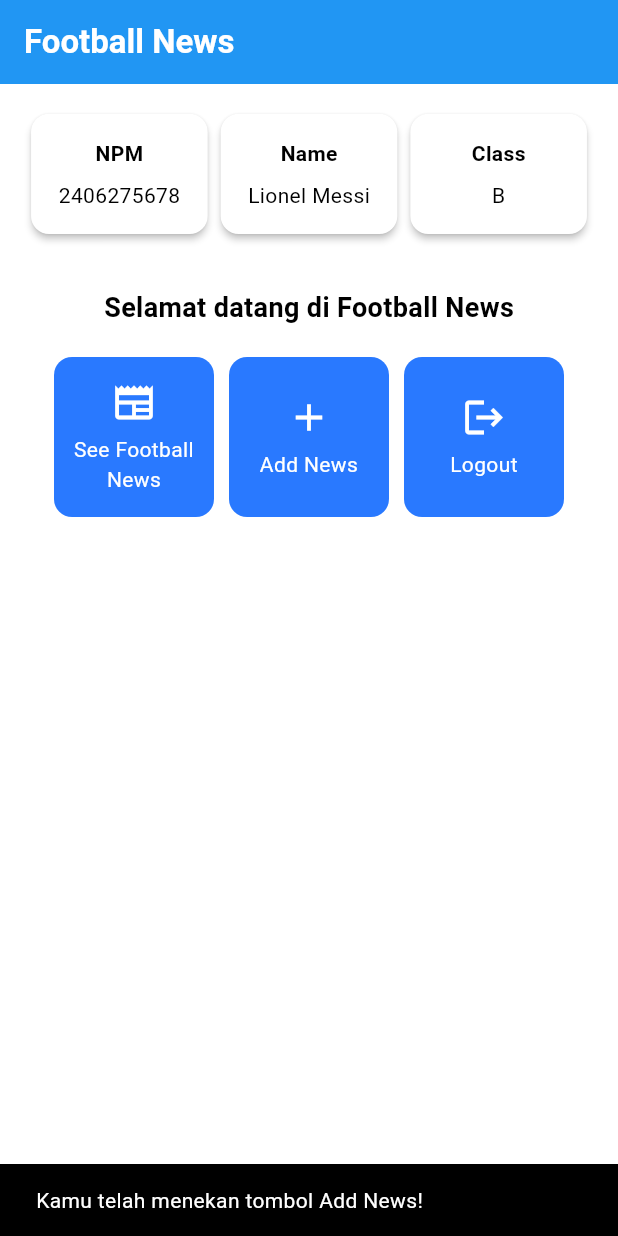
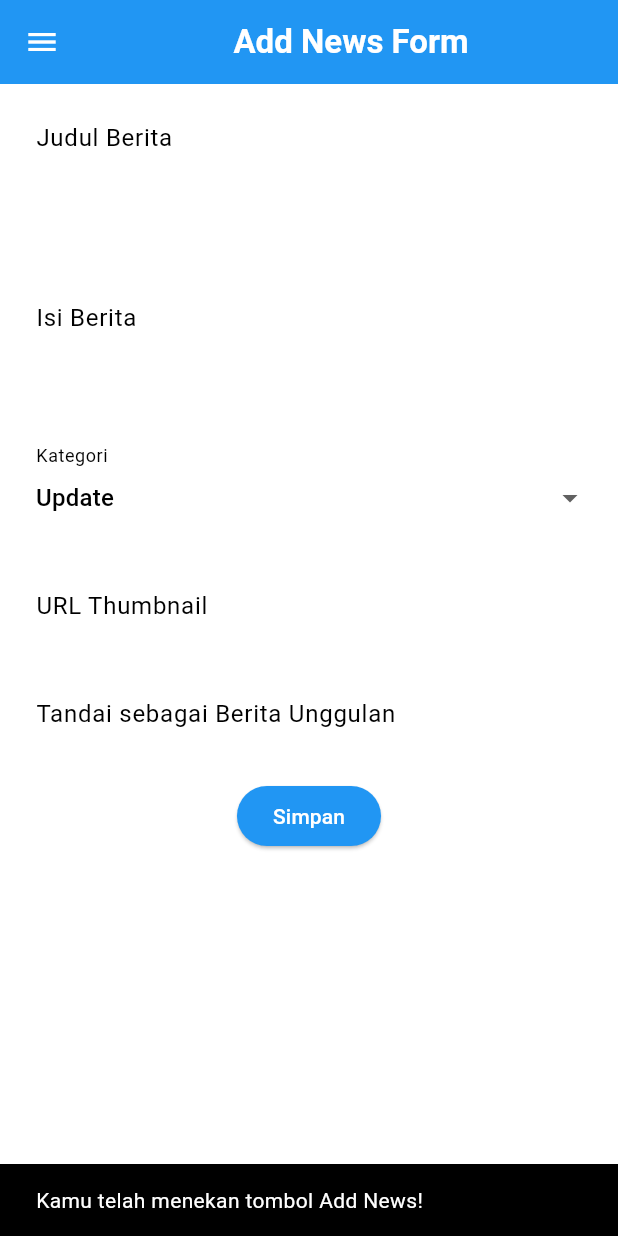
Before and after one commit to adjiesidjaa/football-news-mobile, a Flutter app: the screen it shows after launch, after a tap on "Add News", on a phone screen of 412 x 824 dp. Run offline on Flutter 3.47's test engine with Material 3 defaults, Android fonts, the phone set to English and light mode, and no system bars.

Commit message:
Tutorial 7 selesai

```diff
--- a/lib/main.dart
+++ b/lib/main.dart
@@ -1,5 +1,6 @@
 import 'package:flutter/material.dart';
-import 'package:football_news/menu.dart';
+import 'package:football_news/screens/menu.dart';
+
 
 void main() {
   runApp(const MyApp());
--- a/lib/menu.dart
+++ b/lib/screens/menu.dart
@@ -1,5 +1,6 @@
 import 'package:flutter/material.dart';
-
+import 'package:football_news/widgets/left_drawer.dart';
+import 'package:football_news/widgets/news_card.dart';
 class MyHomePage extends StatelessWidget {
   MyHomePage({super.key});
 
@@ -30,6 +31,7 @@ class MyHomePage extends StatelessWidget {
         // Warna latar belakang AppBar diambil dari skema warna tema aplikasi.
         backgroundColor: Theme.of(context).colorScheme.primary,
       ),
+      drawer : LeftDrawer(),
       // Body halaman dengan padding di sekelilingnya.
       body: Padding(
         padding: const EdgeInsets.all(16.0),
@@ -92,59 +94,6 @@ class MyHomePage extends StatelessWidget {
     );
 }
 }
-class ItemCard extends StatelessWidget {
-  // Menampilkan kartu dengan ikon dan nama.
-
-  final ItemHomepage item;
-
-  const ItemCard(this.item, {super.key});
-
-  @override
-  Widget build(BuildContext context) {
-    return Material(
-      // Menentukan warna latar belakang dari tema aplikasi.
-      color: Theme.of(context).colorScheme.secondary,
-      // Membuat sudut kartu melengkung.
-      borderRadius: BorderRadius.circular(12),
-
-      child: InkWell(
-        // Aksi ketika kartu ditekan.
-        onTap: () {
-          // Menampilkan pesan SnackBar saat kartu ditekan.
-          ScaffoldMessenger.of(context)
-            ..hideCurrentSnackBar()
-            ..showSnackBar(
-              SnackBar(content: Text("Kamu telah menekan tombol ${item.name}!"))
-            );
-        },
-        // Container untuk menyimpan Icon dan Text
-        child: Container(
-          padding: const EdgeInsets.all(8),
-          child: Center(
-            child: Column(
-              // Menyusun ikon dan teks di tengah kartu.
-              mainAxisAlignment: MainAxisAlignment.center,
-              children: [
-                Icon(
-                  item.icon,
-                  color: Colors.white,
-                  size: 30.0,
-                ),
-                const Padding(padding: EdgeInsets.all(3)),
-                Text(
-                  item.name,
-                  textAlign: TextAlign.center,
-                  style: const TextStyle(color: Colors.white),
-                ),
-              ],
-            ),
-          ),
-        ),
-      ),
-    );
-  }
-
-}
 
 class InfoCard extends StatelessWidget {
   // Kartu informasi yang menampilkan title dan content.
--- /dev/null
+++ b/lib/screens/newslist_form.dart
@@ -0,0 +1,218 @@
+import 'package:flutter/material.dart';
+import 'package:football_news/widgets/left_drawer.dart';
+
+class NewsFormPage extends StatefulWidget {
+    const NewsFormPage({super.key});
+
+    @override
+    State<NewsFormPage> createState() => _NewsFormPageState();
+}
+
+class _NewsFormPageState extends State<NewsFormPage> {
+    final _formKey = GlobalKey<FormState>();
+    String _title = "";
+    String _content = "";
+    String _category = "update"; // default
+    String _thumbnail = "";
+    bool _isFeatured = false; // default
+
+    final List<String> _categories = [
+        'transfer',
+        'update',
+        'exclusive',
+        'match',
+        'rumor',
+        'analysis',
+    ];
+
+    @override
+    Widget build(BuildContext context) {
+        return Scaffold(
+  appBar: AppBar(
+    title: const Center(
+      child: Text(
+        'Add News Form',
+        style: TextStyle(
+          color: Colors.white,
+          fontWeight: FontWeight.bold,
+        ),
+      ),
+    ),
+    backgroundColor: Theme.of(context).colorScheme.primary,
+    foregroundColor: Colors.white,
+  ),
+  drawer : LeftDrawer(),
+  body: Form(
+    key: _formKey,
+    child: SingleChildScrollView(
+        child: Column(
+            crossAxisAlignment: CrossAxisAlignment.start,
+            children:[
+            // === Title ===
+                Padding(
+                padding: const EdgeInsets.all(8.0),
+                child: TextFormField(
+                    decoration: InputDecoration(
+                    hintText: "Judul Berita",
+                    labelText: "Judul Berita",
+                    border: OutlineInputBorder(
+                        borderRadius: BorderRadius.circular(5.0),
+                    ),
+                    ),
+                    onChanged: (String? value) {
+                    setState(() {
+                        _title = value!;
+                    });
+                    },
+                    validator: (String? value) {
+                    if (value == null || value.isEmpty) {
+                        return "Judul tidak boleh kosong!";
+                    }
+                    return null;
+                    },
+                    ),
+                ),
+                Padding(
+    padding: const EdgeInsets.all(8.0),
+    child: TextFormField(
+      maxLines: 5,
+      decoration: InputDecoration(
+        hintText: "Isi Berita",
+        labelText: "Isi Berita",
+        border: OutlineInputBorder(
+          borderRadius: BorderRadius.circular(5.0),
+        ),
+      ),
+      onChanged: (String? value) {
+        setState(() {
+          _content = value!;
+        });
+      },
+      validator: (String? value) {
+        if (value == null || value.isEmpty) {
+          return "Isi berita tidak boleh kosong!";
+        }
+        return null;
+      },
+    ),
+  ),
+
+  // === Category ===
+  Padding(
+    padding: const EdgeInsets.all(8.0),
+    child: DropdownButtonFormField<String>(
+      decoration: InputDecoration(
+        labelText: "Kategori",
+        border: OutlineInputBorder(
+          borderRadius: BorderRadius.circular(5.0),
+        ),
+      ),
+      value: _category,
+      items: _categories
+          .map((cat) => DropdownMenuItem(
+                value: cat,
+                child: Text(
+                    cat[0].toUpperCase() + cat.substring(1)),
+              ))
+          .toList(),
+      onChanged: (String? newValue) {
+        setState(() {
+          _category = newValue!;
+        });
+      },
+    ),
+  ),
+
+  // === Thumbnail URL ===
+  Padding(
+    padding: const EdgeInsets.all(8.0),
+    child: TextFormField(
+      decoration: InputDecoration(
+        hintText: "URL Thumbnail (opsional)",
+        labelText: "URL Thumbnail",
+        border: OutlineInputBorder(
+          borderRadius: BorderRadius.circular(5.0),
+        ),
+      ),
+      onChanged: (String? value) {
+        setState(() {
+          _thumbnail = value!;
+        });
+      },
+    ),
+  ),
+
+  // === Is Featured ===
+  Padding(
+    padding: const EdgeInsets.all(8.0),
+    child: SwitchListTile(
+      title: const Text("Tandai sebagai Berita Unggulan"),
+      value: _isFeatured,
+      onChanged: (bool value) {
+        setState(() {
+          _isFeatured = value;
+        });
+      },
+    ),
+  ),
+
+    // === Tombol Simpan ===
+    Align(
+      alignment: Alignment.bottomCenter,
+      child: Padding(
+        padding: const EdgeInsets.all(8.0),
+        child: ElevatedButton(
+          style: ButtonStyle(
+            backgroundColor:
+                MaterialStateProperty.all(Theme.of(context).colorScheme.primary),
+          ),
+          onPressed: () {
+            if (_formKey.currentState!.validate()) {
+              showDialog(
+                context: context,
+                builder: (context) {
+                  return AlertDialog(
+                    title: const Text('Berita berhasil disimpan!'),
+                    content: SingleChildScrollView(
+                      child: Column(
+                        crossAxisAlignment:
+                            CrossAxisAlignment.start,
+                        children: [
+                           Text('Judul: $_title'),
+                            Text('Isi: $_content'),
+                            Text('Kategori: $_category'),
+                            Text('Thumbnail: $_thumbnail'),
+                            Text(
+                                'Unggulan: ${_isFeatured ? "Ya" : "Tidak"}'),
+                        ],
+                      ),
+                    ),
+                    actions: [
+                      TextButton(
+                        child: const Text('OK'),
+                        onPressed: () {
+                          Navigator.pop(context);
+                          _formKey.currentState!.reset();
+                        },
+                      ),
+                    ],
+                  );
+                },
+              );
+            }
+          },
+          child: const Text(
+            "Simpan",
+            style: TextStyle(color: Colors.white),
+          ),
+        ),
+      ),
+    ),
+
+            ],
+        ),
+    ),
+  ),
+);
+    }
+}
--- /dev/null
+++ b/lib/widgets/left_drawer.dart
@@ -0,0 +1,69 @@
+import 'package:flutter/material.dart';
+import 'package:football_news/screens/menu.dart';
+import 'package:football_news/screens/newslist_form.dart';
+
+
+class LeftDrawer extends StatelessWidget {
+  const LeftDrawer({super.key});
+
+  @override
+  Widget build(BuildContext context) {
+    return Drawer(
+      child: ListView(
+        children: [
+          DrawerHeader(
+            decoration: BoxDecoration(
+              color: Theme.of(context).colorScheme.primary,
+            ),
+            child: Column(
+              children: [
+                Text(
+                  'Football News',
+                  textAlign: TextAlign.center,
+                  style: TextStyle(
+                    fontSize: 30,
+                    fontWeight: FontWeight.bold,
+                    color: Colors.white,
+                  ),
+                ),
+                Padding(padding: EdgeInsets.all(10)),
+                Text(
+                  "Seluruh berita sepak bola terkini di sini!",
+                  textAlign: TextAlign.center,
+                  style: TextStyle(
+                    fontSize: 15,
+                    color: Colors.white,
+                    fontWeight: FontWeight.normal,
+                  ),
+                ),
+              ],
+            ),
+          ),
+        ListTile(
+        leading: const Icon(Icons.home_outlined),
+        title: const Text('Home'),
+        // Bagian redirection ke MyHomePage
+        onTap: () {
+            Navigator.pushReplacement(
+                context,
+                MaterialPageRoute(
+                builder: (context) => MyHomePage(),
+                ));
+        },
+        ),
+        ListTile(
+        leading: const Icon(Icons.post_add),
+        title: const Text('Add News'),
+        // Bagian redirection ke NewsFormPage
+        onTap: () {
+            Navigator.push(
+                context,
+                MaterialPageRoute(builder: (context) => NewsFormPage()),
+            );
+        },
+        ),
+        ],
+      ),
+    );
+  }
+}
--- /dev/null
+++ b/lib/widgets/news_card.dart
@@ -0,0 +1,62 @@
+import 'package:flutter/material.dart';
+import 'package:football_news/screens/menu.dart';
+import 'package:football_news/screens/newslist_form.dart';
+
+
+class ItemCard extends StatelessWidget {
+  // Menampilkan kartu dengan ikon dan nama.
+  final ItemHomepage item;
+
+  const ItemCard(this.item, {super.key});
+
+  @override
+  Widget build(BuildContext context) {
+    return Material(
+      // Menentukan warna latar belakang dari tema aplikasi.
+      color: Theme.of(context).colorScheme.secondary,
+      // Membuat sudut kartu melengkung.
+      borderRadius: BorderRadius.circular(12),
+      child: InkWell(
+        // Aksi ketika kartu ditekan.
+        onTap: () {
+          // Menampilkan pesan SnackBar saat kartu ditekan.
+            ScaffoldMessenger.of(context)
+            ..hideCurrentSnackBar()
+            ..showSnackBar(
+              SnackBar(content: Text("Kamu telah menekan tombol ${item.name}!"))
+            );
+            if (item.name == "Add News") {
+              Navigator.push(
+                context,
+                MaterialPageRoute(builder: (context) => NewsFormPage()),
+              );
+            }
+        },
+        // Container untuk menyimpan Icon dan Text
+        child: Container(
+          padding: const EdgeInsets.all(8),
+          child: Center(
+            child: Column(
+              // Menyusun ikon dan teks di tengah kartu.
+              mainAxisAlignment: MainAxisAlignment.center,
+              children: [
+                Icon(
+                  item.icon,
+                  color: Colors.white,
+                  size: 30.0,
+                ),
+                const Padding(padding: EdgeInsets.all(3)),
+                Text(
+                  item.name,
+                  textAlign: TextAlign.center,
+                  style: const TextStyle(color: Colors.white),
+                ),
+              ],
+            ),
+          ),
+        ),
+      ),
+    );
+  }
+
+}
```
